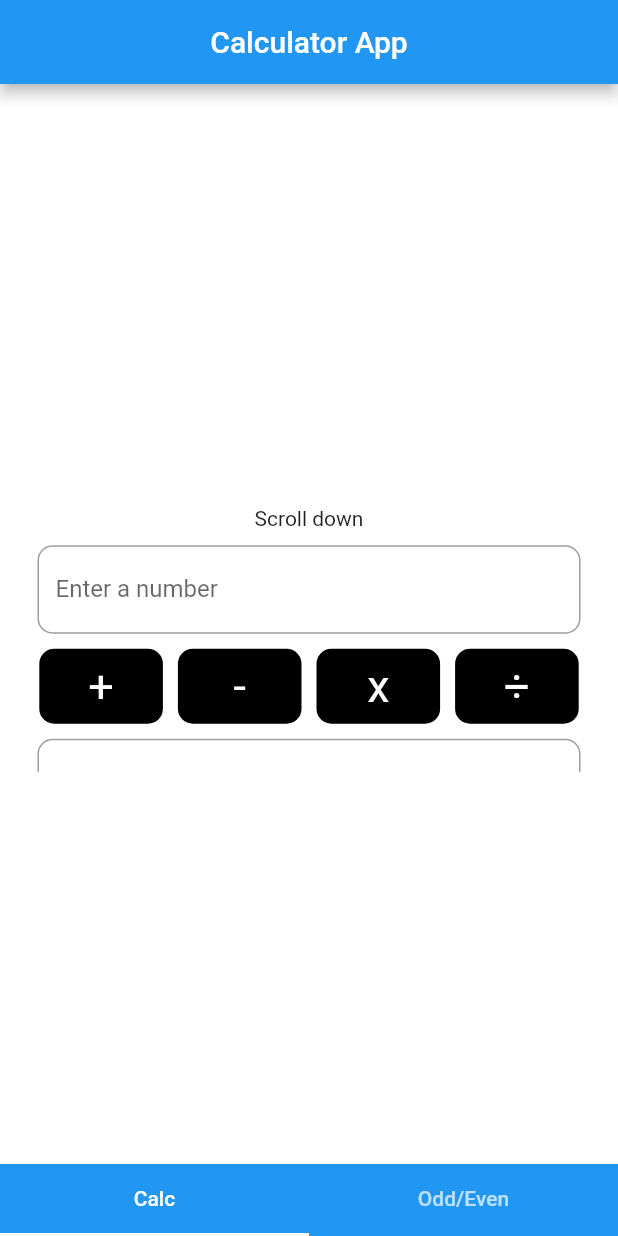
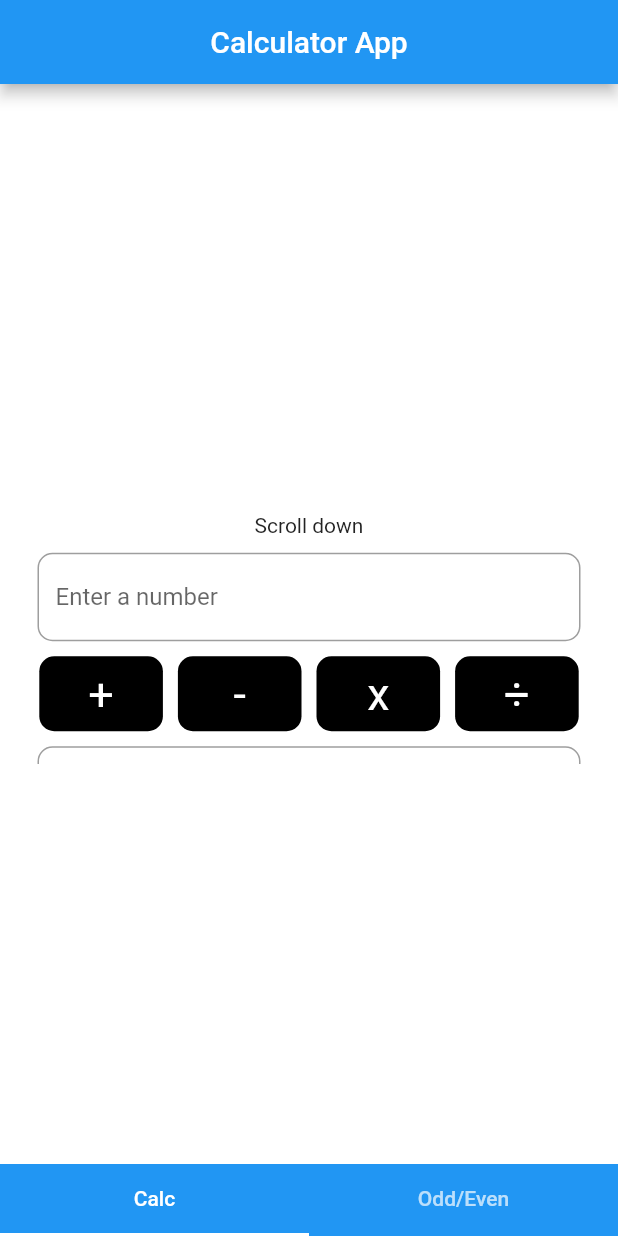
Before and after one commit to akbersalim/flutter-calculator, a Flutter app: the screen it shows after launch, on a phone screen of 412 x 824 dp. Run offline on Flutter 3.47's test engine with Material 2 defaults, Android fonts, the phone set to English and light mode, and no system bars.

```diff
--- a/lib/views/add.dart
+++ b/lib/views/add.dart
@@ -17,7 +17,7 @@ class Calculate extends StatelessWidget {
                 child: Column(
                   children: <Widget>[
                     Container(
-                        height: MediaQuery.of(context).size.height - 627,
+                        height: MediaQuery.of(context).size.height - 637,
                         color: Colors.white,
                         margin: EdgeInsets.all(5.0),
                         child: SingleChildScrollView(child: MyBody())),
```
